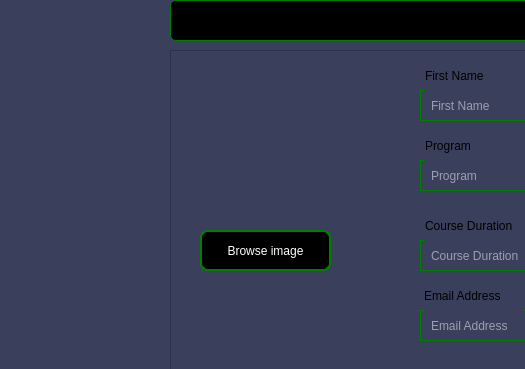
Before: the Qt Designer form studentregistration.ui in Rabsoninnora/SmartRecordLBTC, drawn with Qt 5; both pictures show x 0 to 525 and y 110 to 479 of the 1154 by 604 pixel window.
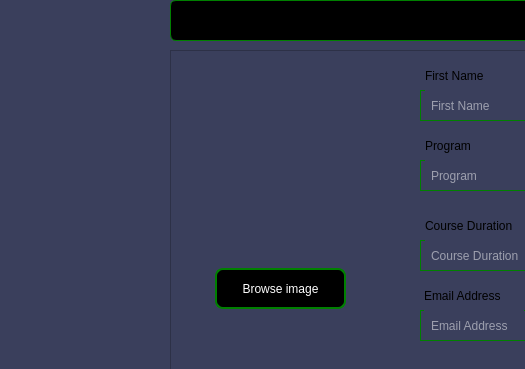
After: the same form once the commit is applied. Icons and pictures are not drawn.

Diff of the .ui file:
```diff
--- a/studentregistration.ui
+++ b/studentregistration.ui
@@ -347,8 +347,8 @@
    <widget class="QPushButton" name="btn_Student_browse_image">
     <property name="geometry">
      <rect>
-      <x>30</x>
-      <y>180</y>
+      <x>45</x>
+      <y>218</y>
       <width>131</width>
       <height>41</height>
      </rect>
@@ -380,8 +380,8 @@
      <rect>
       <x>10</x>
       <y>10</y>
-      <width>181</width>
-      <height>161</height>
+      <width>211</width>
+      <height>201</height>
      </rect>
     </property>
     <property name="styleSheet">
```
